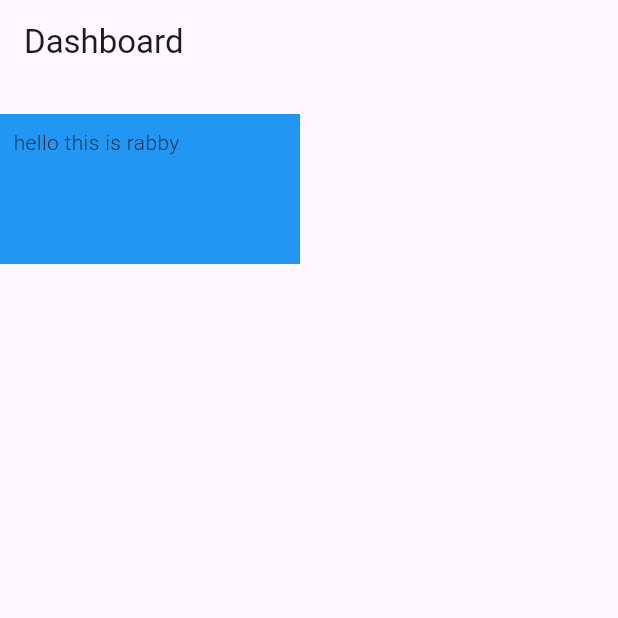
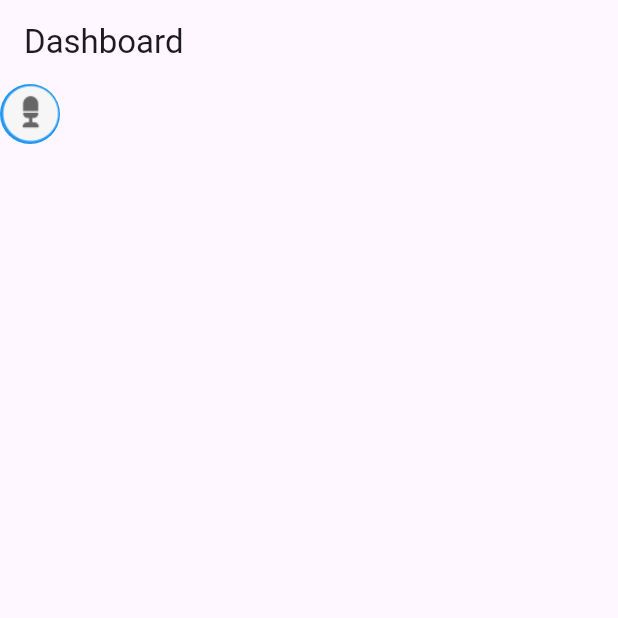
Before and after one commit to Foysalrabby/Classpractice33, a Flutter app: the screen it shows after launch, on a phone screen of 412 x 824 dp, the top half of it. Run offline on Flutter 3.47's test engine with Material 3 defaults, Android fonts, the phone set to English and light mode, and no system bars; Roboto replaces fonts that are missing (Fontmain).

Commit message:
circuleAvator create the  circle image contains child,background container column

```diff
--- a/customclass/lib/main.dart
+++ b/customclass/lib/main.dart
@@ -28,16 +28,11 @@ class Mydassboard extends StatelessWidget {
       title: Text("Dashboard"),
 
      ),
-    body: Container(
-      width: 200,
-      height: 100,
-      margin: EdgeInsets.only(top: 20),
-      color: Colors.blue,
-      child:Padding(
-        padding:EdgeInsets.all(9) ,
+    body:CircleAvatar(
+      backgroundImage: AssetImage("assets/images/icons8-mic-50.png"),
+      backgroundColor: Colors.blue,
 
-        child: Text("hello this is rabby",style: TextStyle(fontFamily:"Fontmain",fontWeight: FontWeight.w300 ),),)
-    )
+      )
 
    );
   }
--- a/customclass/pubspec.yaml
+++ b/customclass/pubspec.yaml
@@ -59,9 +59,9 @@ flutter:
   uses-material-design: true
 
   # To add assets to your application, add an assets section, like this:
-  # assets:
-  #   - images/a_dot_burr.jpeg
-  #   - images/a_dot_ham.jpeg
+  assets:
+     - assets/images/
+
 
   # An image asset can refer to one or more resolution-specific "variants", see
   # https://flutter.dev/assets-and-images/#resolution-aware
```
Also changed, not shown: customclass/assets/images/icons8-mic-50.png (added), customclass/assets/images/icons8-name-48.png (added), customclass/assets/images/icons8-tennis-50.png (added).
